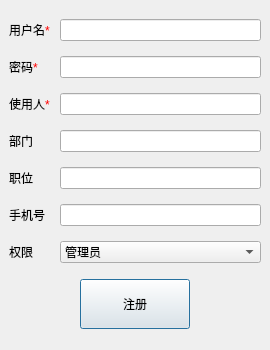
First picture: the form in digitalIntegration/RegisterDialog.ui, repository jiaqingguo/DI, before the edit.
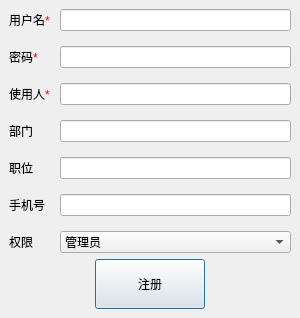
Second picture: the form after the edit.

What changed in the file:
```diff
--- a/digitalIntegration/RegisterDialog.ui
+++ b/digitalIntegration/RegisterDialog.ui
@@ -9,8 +9,8 @@
    <rect>
     <x>0</x>
     <y>0</y>
-    <width>270</width>
-    <height>350</height>
+    <width>300</width>
+    <height>308</height>
    </rect>
   </property>
   <property name="minimumSize">
```
